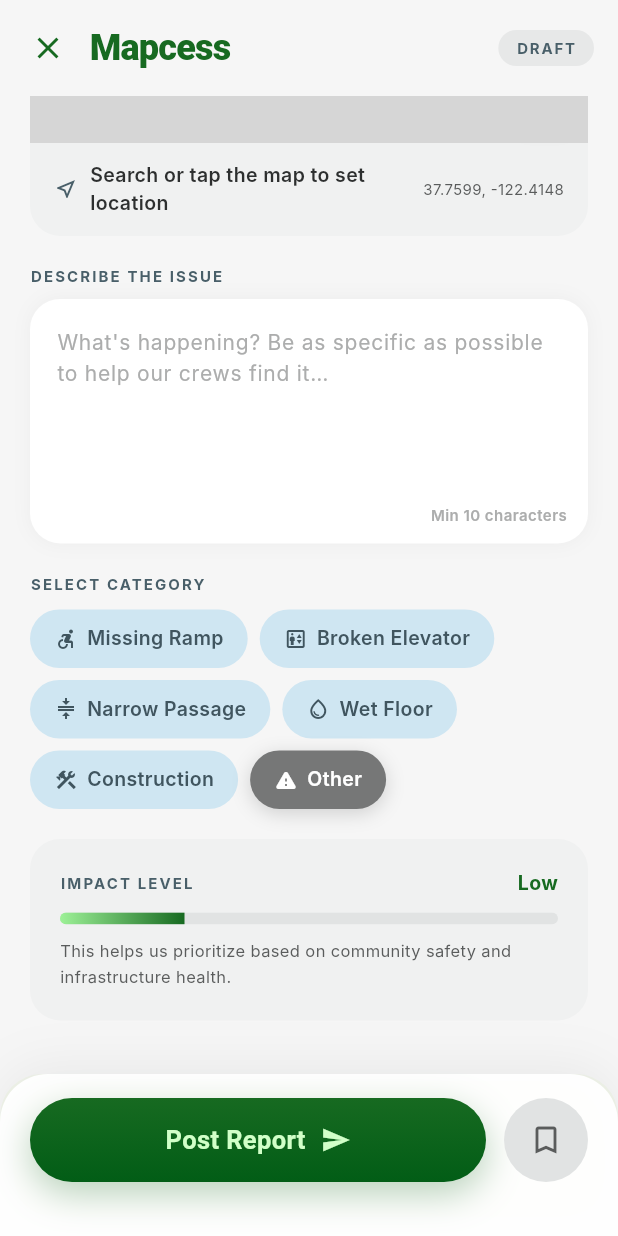
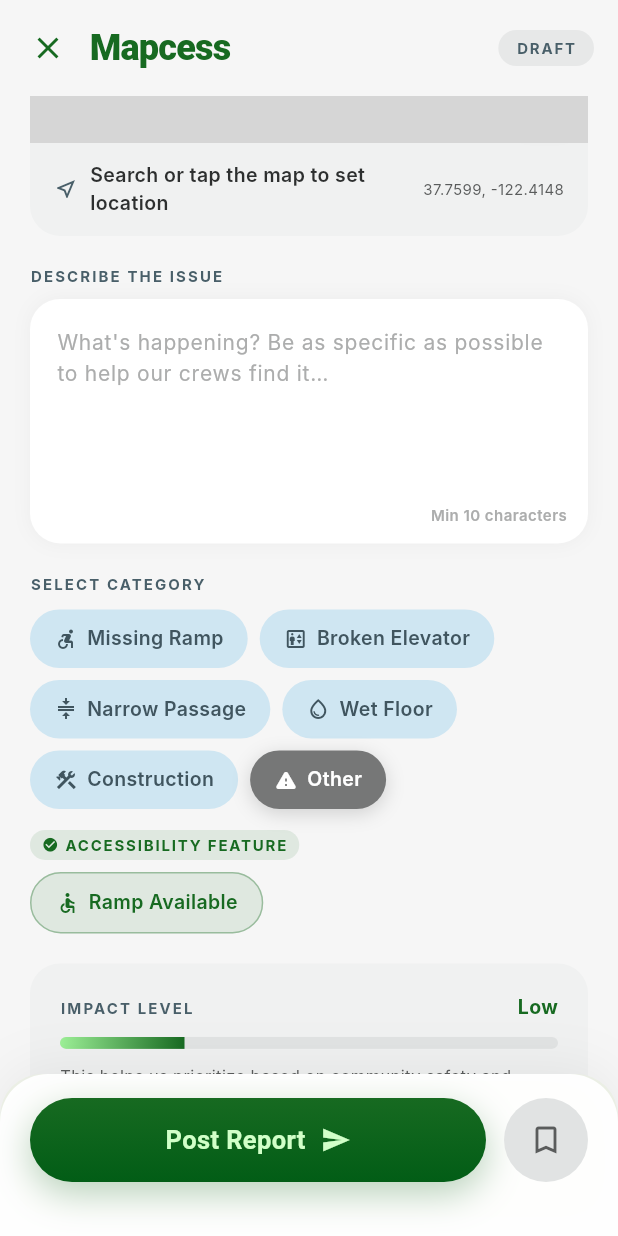
Before and after one commit to bounswe/bounswe2026group1, a Flutter app: the MakeReportScreen screen opened directly, scrolled down 516 dp, on a phone screen of 412 x 824 dp. Run offline on Flutter 3.47's test engine with Material 3 defaults, Android fonts, the phone set to English and light mode, and no system bars; drawn by our look-alikes of flutter_map; our stand-ins replace geolocator, image_picker, latlong2, shared_preferences, video_player; missing offline and left inert: video_compress; accounts and stored records are empty; Roboto replaces fonts that are missing (Inter, Plus Jakarta Sans); grey boxes are pictures that could not be loaded.

Commit message:
feat: RAMP added

```diff
--- a/mobile/lib/models/report_model.dart
+++ b/mobile/lib/models/report_model.dart
@@ -8,7 +8,9 @@
   narrowPassage,
   wetFloor,
   construction,
-  other;
+  other,
+  // Positive — accessibility feature present
+  ramp;
 
   static ReportTag fromJson(String s) => switch (s) {
     'MISSING_RAMP' => ReportTag.missingRamp,
@@ -16,6 +18,7 @@
     'NARROW_PASSAGE' => ReportTag.narrowPassage,
     'WET_FLOOR' => ReportTag.wetFloor,
     'CONSTRUCTION' => ReportTag.construction,
+    'RAMP' => ReportTag.ramp,
     _ => ReportTag.other,
   };
 
@@ -26,6 +29,7 @@
     ReportTag.wetFloor => 'Wet Floor',
     ReportTag.construction => 'Construction',
     ReportTag.other => 'Other',
+    ReportTag.ramp => 'Ramp Available',
   };
 
   IconData get icon => switch (this) {
@@ -35,6 +39,7 @@
     ReportTag.wetFloor => Icons.water_drop_outlined,
     ReportTag.construction => Icons.construction,
     ReportTag.other => Icons.warning_rounded,
+    ReportTag.ramp => Icons.accessible,
   };
 
   /// Backend enum string (e.g. MISSING_RAMP).
@@ -45,6 +50,7 @@
     ReportTag.wetFloor => 'WET_FLOOR',
     ReportTag.construction => 'CONSTRUCTION',
     ReportTag.other => 'OTHER',
+    ReportTag.ramp => 'RAMP',
   };
 
   Color get color => switch (this) {
@@ -54,7 +60,11 @@
     ReportTag.wetFloor => const Color(0xFF006573),
     ReportTag.construction => const Color(0xFF8B6A00),
     ReportTag.other => const Color(0xFF767777),
+    ReportTag.ramp => const Color(0xFF176a21),
   };
+
+  /// True for tags that mark a positive accessibility feature.
+  bool get isPositive => this == ReportTag.ramp;
 }
 
 // ─── Status enum ─────────────────────────────────────────────────────────────
--- a/mobile/lib/screens/make_report_screen.dart
+++ b/mobile/lib/screens/make_report_screen.dart
@@ -1008,6 +1008,8 @@
   // ─── Category selector ─────────────────────────────────────────────────────
 
   Widget _buildCategorySelector() {
+    final negative = ReportTag.values.where((t) => !t.isPositive).toList();
+    final positive = ReportTag.values.where((t) => t.isPositive).toList();
     return Column(
       crossAxisAlignment: CrossAxisAlignment.start,
       children: [
@@ -1024,9 +1026,41 @@
         Wrap(
           spacing: 8,
           runSpacing: 8,
-          children: ReportTag.values
-              .map((tag) => _buildTagChip(tag))
-              .toList(),
+          children: negative.map((tag) => _buildTagChip(tag)).toList(),
+        ),
+        const SizedBox(height: 14),
+        Row(
+          children: [
+            Container(
+              padding: const EdgeInsets.symmetric(horizontal: 8, vertical: 3),
+              decoration: BoxDecoration(
+                color: const Color(0xFF176a21).withOpacity(0.1),
+                borderRadius: BorderRadius.circular(999),
+              ),
+              child: const Row(
+                mainAxisSize: MainAxisSize.min,
+                children: [
+                  Icon(Icons.check_circle, size: 11, color: Color(0xFF176a21)),
+                  SizedBox(width: 4),
+                  Text(
+                    'ACCESSIBILITY FEATURE',
+                    style: TextStyle(
+                      fontSize: 10,
+                      fontWeight: FontWeight.w700,
+                      letterSpacing: 1.2,
+                      color: Color(0xFF176a21),
+                    ),
+                  ),
+                ],
+              ),
+            ),
+          ],
+        ),
+        const SizedBox(height: 8),
+        Wrap(
+          spacing: 8,
+          runSpacing: 8,
+          children: positive.map((tag) => _buildTagChip(tag)).toList(),
         ),
       ],
     );
@@ -1034,14 +1068,23 @@
 
   Widget _buildTagChip(ReportTag tag) {
     final selected = _selectedTag == tag;
+    final unselectedBg = tag.isPositive
+        ? const Color(0xFF176a21).withOpacity(0.1)
+        : const Color(0xFFCFE6F2);
+    final unselectedFg = tag.isPositive
+        ? const Color(0xFF176a21)
+        : const Color(0xFF40555F);
     return GestureDetector(
       onTap: () => setState(() => _selectedTag = tag),
       child: AnimatedContainer(
         duration: const Duration(milliseconds: 180),
         padding: const EdgeInsets.symmetric(horizontal: 16, vertical: 10),
         decoration: BoxDecoration(
-          color: selected ? tag.color : const Color(0xFFCFE6F2),
+          color: selected ? tag.color : unselectedBg,
           borderRadius: BorderRadius.circular(999),
+          border: tag.isPositive && !selected
+              ? Border.all(color: const Color(0xFF176a21).withOpacity(0.35))
+              : null,
           boxShadow: selected
               ? [
                   BoxShadow(
@@ -1058,7 +1101,7 @@
             Icon(
               tag.icon,
               size: 16,
-              color: selected ? Colors.white : const Color(0xFF40555F),
+              color: selected ? Colors.white : unselectedFg,
             ),
             const SizedBox(width: 6),
             Text(
@@ -1066,7 +1109,7 @@
               style: TextStyle(
                 fontSize: 13,
                 fontWeight: FontWeight.w600,
-                color: selected ? Colors.white : const Color(0xFF40555F),
+                color: selected ? Colors.white : unselectedFg,
               ),
             ),
           ],
@@ -1078,6 +1121,56 @@
   // ─── Impact card ───────────────────────────────────────────────────────────
 
   Widget _buildImpactCard() {
+    if (_selectedTag.isPositive) {
+      return Container(
+        padding: const EdgeInsets.all(20),
+        decoration: BoxDecoration(
+          color: const Color(0xFF176a21).withOpacity(0.08),
+          borderRadius: BorderRadius.circular(20),
+          border: Border.all(color: const Color(0xFF176a21).withOpacity(0.25)),
+        ),
+        child: Row(
+          children: [
+            Container(
+              width: 44,
+              height: 44,
+              decoration: BoxDecoration(
+                color: const Color(0xFF176a21).withOpacity(0.15),
+                shape: BoxShape.circle,
+              ),
+              child: const Icon(Icons.accessible, color: Color(0xFF176a21), size: 24),
+            ),
+            const SizedBox(width: 14),
+            const Expanded(
+              child: Column(
+                crossAxisAlignment: CrossAxisAlignment.start,
+                children: [
+                  Text(
+                    'ACCESSIBILITY FEATURE',
+                    style: TextStyle(
+                      fontSize: 10,
+                      fontWeight: FontWeight.w700,
+                      letterSpacing: 1.4,
+                      color: Color(0xFF176a21),
+                    ),
+                  ),
+                  SizedBox(height: 4),
+                  Text(
+                    'You\'re reporting something that helps people get around. Thank you!',
+                    style: TextStyle(
+                      fontSize: 11,
+                      color: Color(0xFF176a21),
+                      height: 1.5,
+                    ),
+                  ),
+                ],
+              ),
+            ),
+          ],
+        ),
+      );
+    }
+
     return Container(
       padding: const EdgeInsets.all(20),
       decoration: BoxDecoration(
```
